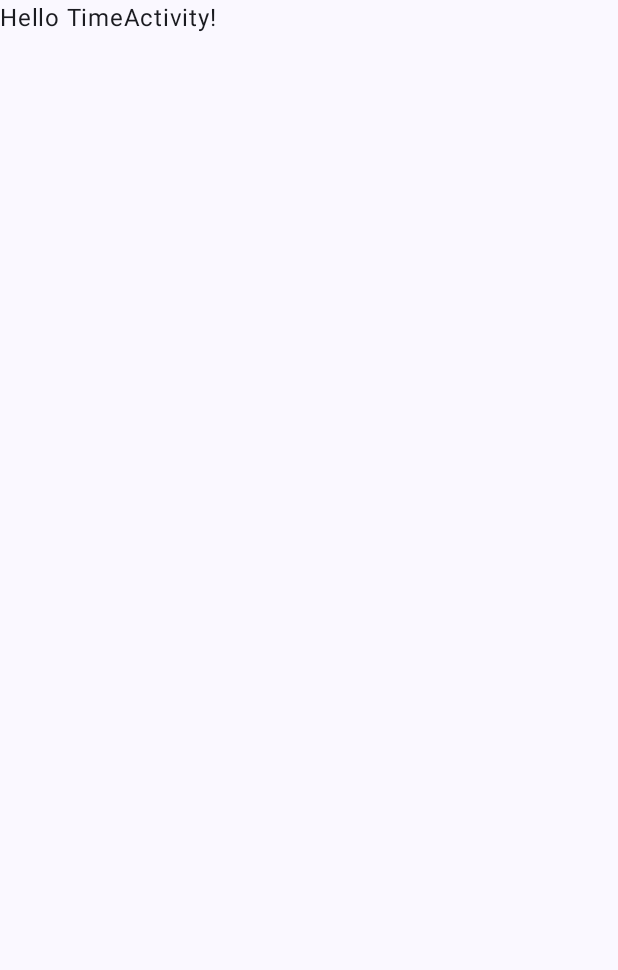
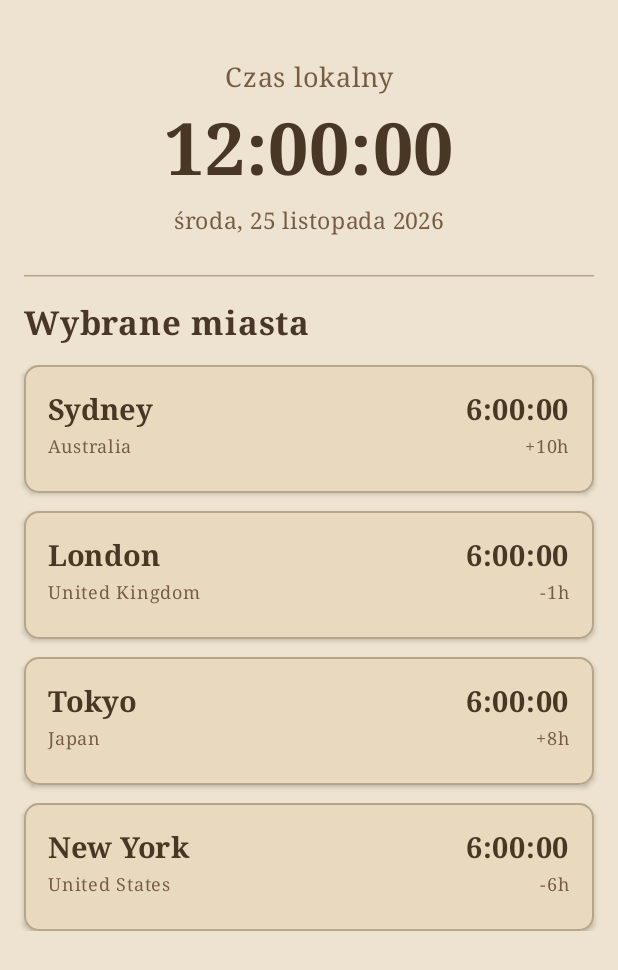
Before and after one commit to Walorson/time-zone-clock-android-app, an Android app built with Jetpack Compose: the TimeActivity screen opened directly, with no data from a screen before it, on a phone screen of 412 x 824 dp. Before the commit the part shown is almost empty. Shown: the top 970 px of the screen. Run offline under Robolectric (Android 15) with nearby library versions, the phone set to English and light mode, and no system bars.

Commit message:
feat: Layout for TimeActivity done

```diff
--- a/app/build.gradle.kts
+++ b/app/build.gradle.kts
@@ -43,6 +43,7 @@ dependencies {
     implementation(libs.androidx.activity.compose)
     implementation(libs.androidx.activity.ktx)
     implementation(libs.androidx.appcompat)
+    implementation(libs.androidx.compose.foundation)
     implementation(libs.androidx.compose.foundation.layout)
     implementation(libs.androidx.compose.material3)
     implementation(libs.androidx.compose.runtime.saveable)
--- a/app/src/main/java/com/example/time_zone_clock/MainActivity.kt
+++ b/app/src/main/java/com/example/time_zone_clock/MainActivity.kt
@@ -51,12 +51,11 @@ class MainActivity : ComponentActivity() {
                 // Lista dostępnych miast
                 val cities = listOf(
                     "Warsaw" to "Poland",
-                    "Sydney" to "Australia",
                     "London" to "United Kingdom",
-                    "Tokyo" to "Japan",
                     "New York" to "United States",
                     "Los Angeles" to "United States",
-                    "Paris" to "France",
+                    "Lisbon" to "Portugal",
+                    "Sydney" to "Australia",
                     "Tokyo" to "Japan",
                 )
 
--- a/app/src/main/java/com/example/time_zone_clock/TimeActivity.kt
+++ b/app/src/main/java/com/example/time_zone_clock/TimeActivity.kt
@@ -4,13 +4,29 @@ import android.os.Bundle
 import androidx.activity.ComponentActivity
 import androidx.activity.compose.setContent
 import androidx.activity.enableEdgeToEdge
+import androidx.compose.foundation.background
+import androidx.compose.foundation.layout.Arrangement
+import androidx.compose.foundation.layout.Column
+import androidx.compose.foundation.layout.Spacer
 import androidx.compose.foundation.layout.fillMaxSize
+import androidx.compose.foundation.layout.fillMaxWidth
+import androidx.compose.foundation.layout.height
 import androidx.compose.foundation.layout.padding
+import androidx.compose.foundation.layout.safeDrawingPadding
+import androidx.compose.foundation.lazy.LazyColumn
+import androidx.compose.foundation.lazy.items
+import androidx.compose.material3.HorizontalDivider
 import androidx.compose.material3.Scaffold
 import androidx.compose.material3.Text
 import androidx.compose.runtime.Composable
+import androidx.compose.ui.Alignment
 import androidx.compose.ui.Modifier
+import androidx.compose.ui.graphics.Color
+import androidx.compose.ui.text.font.FontFamily
+import androidx.compose.ui.text.font.FontWeight
 import androidx.compose.ui.tooling.preview.Preview
+import androidx.compose.ui.unit.dp
+import androidx.compose.ui.unit.sp
 import com.example.time_zone_clock.ui.theme.TimezoneclockTheme
 
 class TimeActivity : ComponentActivity() {
@@ -19,11 +35,91 @@ class TimeActivity : ComponentActivity() {
         enableEdgeToEdge()
         setContent {
             TimezoneclockTheme {
-                Scaffold(modifier = Modifier.fillMaxSize()) { innerPadding ->
-                    Greeting2(
-                        name = "TimeActivity",
-                        modifier = Modifier.padding(innerPadding)
+                val cities = listOf(
+                    Triple("Sydney", "Australia", "+10h"),
+                    Triple("London", "United Kingdom", "-1h"),
+                    Triple("Tokyo", "Japan", "+8h"),
+                    Triple("New York", "United States", "-6h")
+                )
+
+                Column(
+                    modifier = Modifier
+                        .fillMaxSize()
+                        .background(Color(0xFFEDE3D0))
+                        .safeDrawingPadding()
+                        .padding(16.dp)
+                ) {
+
+                    // CZAS LOKALNY
+                    Column(
+                        modifier = Modifier
+                            .fillMaxWidth()
+                            .padding(vertical = 24.dp),
+                        horizontalAlignment = Alignment.CenterHorizontally
+                    ) {
+
+                        Text(
+                            text = "Czas lokalny",
+                            fontSize = 18.sp,
+                            fontFamily = FontFamily.Serif,
+                            color = Color(0xFF755C43)
+                        )
+
+                        Spacer(modifier = Modifier.height(8.dp))
+
+                        Text(
+                            text = "12:00:00",
+                            fontSize = 48.sp,
+                            fontWeight = FontWeight.Bold,
+                            fontFamily = FontFamily.Serif,
+                            color = Color(0xFF493725)
+                        )
+
+                        Spacer(modifier = Modifier.height(6.dp))
+
+                        Text(
+                            text = "środa, 25 listopada 2026",
+                            fontSize = 15.sp,
+                            fontFamily = FontFamily.Serif,
+                            color = Color(0xFF755C43)
+                        )
+                    }
+
+                    // SEPARATOR
+                    HorizontalDivider(
+                        thickness = 1.dp,
+                        color = Color(0xFFB7A58B)
                     )
+
+                    Spacer(modifier = Modifier.height(18.dp))
+
+                    // TYTUŁ LISTY
+                    Text(
+                        text = "Wybrane miasta",
+                        fontSize = 22.sp,
+                        fontWeight = FontWeight.Bold,
+                        fontFamily = FontFamily.Serif,
+                        color = Color(0xFF493725)
+                    )
+
+                    Spacer(modifier = Modifier.height(14.dp))
+
+                    // LISTA MIAST
+                    LazyColumn(
+                        modifier = Modifier.fillMaxWidth(),
+                        verticalArrangement = Arrangement.spacedBy(12.dp)
+                    ) {
+
+                        items(cities) { city ->
+
+                            TimeZoneButton(
+                                city = city.first,
+                                country = city.second,
+                                time = "6:00:00",
+                                offset = city.third
+                            )
+                        }
+                    }
                 }
             }
         }
--- /dev/null
+++ b/app/src/main/java/com/example/time_zone_clock/TimeZoneButton.kt
@@ -0,0 +1,97 @@
+package com.example.time_zone_clock
+
+import androidx.compose.foundation.BorderStroke
+import androidx.compose.foundation.layout.Arrangement
+import androidx.compose.foundation.layout.Column
+import androidx.compose.foundation.layout.Row
+import androidx.compose.foundation.layout.fillMaxSize
+import androidx.compose.foundation.layout.fillMaxWidth
+import androidx.compose.foundation.layout.height
+import androidx.compose.foundation.layout.padding
+import androidx.compose.foundation.shape.RoundedCornerShape
+import androidx.compose.material3.Surface
+import androidx.compose.material3.Text
+import androidx.compose.runtime.Composable
+import androidx.compose.ui.Alignment
+import androidx.compose.ui.Modifier
+import androidx.compose.ui.graphics.Color
+import androidx.compose.ui.text.font.FontFamily
+import androidx.compose.ui.text.font.FontWeight
+import androidx.compose.ui.unit.dp
+import androidx.compose.ui.unit.sp
+
+
+@Composable
+fun TimeZoneButton(
+    city: String,
+    country: String,
+    time: String,
+    offset: String
+) {
+
+    Surface(
+        modifier = Modifier
+            .fillMaxWidth()
+            .height(85.dp),
+        shape = RoundedCornerShape(10.dp),
+        color = Color(0xFFE8D9BF),
+        border = BorderStroke(
+            1.dp,
+            Color(0xFFB7A58B)
+        ),
+        shadowElevation = 2.dp
+    ) {
+
+        Row(
+            modifier = Modifier
+                .fillMaxSize()
+                .padding(horizontal = 16.dp),
+            verticalAlignment = Alignment.CenterVertically,
+            horizontalArrangement = Arrangement.SpaceBetween
+        ) {
+
+            // LEWA STRONA - MIASTO I KRAJ
+            Column(
+                verticalArrangement = Arrangement.Center
+            ) {
+
+                Text(
+                    text = city,
+                    fontSize = 19.sp,
+                    fontWeight = FontWeight.SemiBold,
+                    fontFamily = FontFamily.Serif,
+                    color = Color(0xFF493725)
+                )
+
+                Text(
+                    text = country,
+                    fontSize = 12.sp,
+                    fontFamily = FontFamily.Serif,
+                    color = Color(0xFF755C43)
+                )
+            }
+
+            // PRAWA STRONA - GODZINA I RÓŻNICA
+            Column(
+                horizontalAlignment = Alignment.End,
+                verticalArrangement = Arrangement.Center
+            ) {
+
+                Text(
+                    text = time,
+                    fontSize = 19.sp,
+                    fontWeight = FontWeight.SemiBold,
+                    fontFamily = FontFamily.Serif,
+                    color = Color(0xFF493725)
+                )
+
+                Text(
+                    text = offset,
+                    fontSize = 12.sp,
+                    fontFamily = FontFamily.Serif,
+                    color = Color(0xFF755C43)
+                )
+            }
+        }
+    }
+}
--- a/gradle/libs.versions.toml
+++ b/gradle/libs.versions.toml
@@ -15,6 +15,7 @@ constraintlayout = "2.2.2"
 runtimeSaveable = "1.13.0"
 material3 = "1.5.0"
 foundationLayout = "1.13.0"
+foundation = "1.13.0"
 
 [libraries]
 androidx-core-ktx = { group = "androidx.core", name = "core-ktx", version.ref = "coreKtx" }
@@ -38,6 +39,7 @@ androidx-constraintlayout = { group = "androidx.constraintlayout", name = "const
 androidx-compose-runtime-saveable = { group = "androidx.compose.runtime", name = "runtime-saveable", version.ref = "runtimeSaveable" }
 androidx-material3 = { group = "androidx.compose.material3", name = "material3", version.ref = "material3" }
 androidx-compose-foundation-layout = { group = "androidx.compose.foundation", name = "foundation-layout", version.ref = "foundationLayout" }
+androidx-compose-foundation = { group = "androidx.compose.foundation", name = "foundation", version.ref = "foundation" }
 
 [plugins]
 android-application = { id = "com.android.application", version.ref = "agp" }
```
